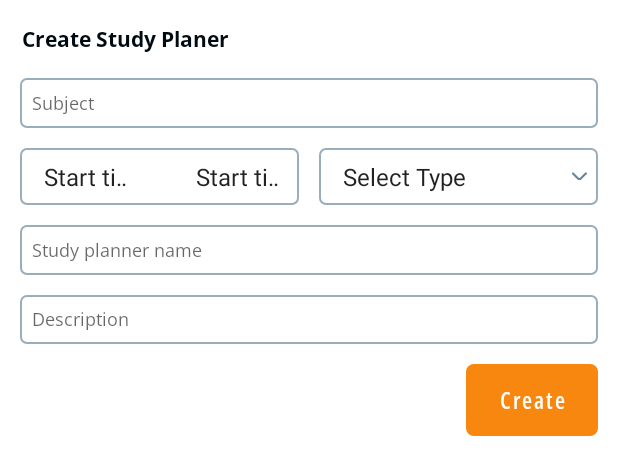
After one commit to jayaprasad356/breathe4school, an Android app: the layout add_study_planer.xml on its own in the app's theme, with its tools: preview values and no code run, on a phone screen of 412 x 824 dp. The commit adds this screen. Shown: the top 475 px of the screen. Run offline under Robolectric (Android 15) with nearby library versions, the phone set to English and light mode, and no system bars; network calls fail.

Commit message:
implementing study planer popup

```diff
--- a/app/src/main/java/com/app/b4s/view/CalendarFragment.java
+++ b/app/src/main/java/com/app/b4s/view/CalendarFragment.java
@@ -1,13 +1,20 @@
 package com.app.b4s.view;
 
+import static android.content.Context.LAYOUT_INFLATER_SERVICE;
 import static com.app.b4s.utilities.Constant.STATUS;
 
+import android.app.ActionBar;
+import android.app.Dialog;
+import android.content.Context;
 import android.graphics.Paint;
 import android.os.Bundle;
 import android.util.Log;
+import android.view.Gravity;
 import android.view.LayoutInflater;
 import android.view.View;
 import android.view.ViewGroup;
+import android.view.WindowManager;
+import android.widget.PopupWindow;
 import android.widget.Spinner;
 import android.widget.Toast;
 
@@ -47,6 +54,7 @@ public class CalendarFragment extends Fragment implements CalendarResponse {
     Session session;
     RecyclerView rcDailyTables, rcWeeklyTables;
     private Spinner spinner;
+    private PopupWindow popupWindow;
 
     public CalendarFragment() {
         // Required empty public constructor
@@ -59,17 +67,17 @@ public class CalendarFragment extends Fragment implements CalendarResponse {
         // Inflate the layout for this fragment
         binding = DataBindingUtil.inflate(inflater, R.layout.fragment_calendar, container, false);
         commonMethods = new CommonMethods();
-        session=new Session(getActivity());
+        session = new Session(getActivity());
         ICalendarController calendarController = new CalendarController(this);
         calendarController.loadTimeTable(getActivity());
         LinearLayoutManager dailyTimeTable = new LinearLayoutManager(getActivity());
-        LinearLayoutManager weeklyTimeTable=new LinearLayoutManager(getActivity());
-        rcDailyTables=binding.dailyRecycler;
-        rcWeeklyTables=binding.rcWeekly;
+        LinearLayoutManager weeklyTimeTable = new LinearLayoutManager(getActivity());
+        rcDailyTables = binding.dailyRecycler;
+        rcWeeklyTables = binding.rcWeekly;
         rcWeeklyTables.setLayoutManager(weeklyTimeTable);
         rcDailyTables.setLayoutManager(dailyTimeTable);
         loadDailyTimeTables();
-
+        binding.ivAddStudyPlaner.setOnClickListener(view -> showPopup());
         binding.tvWeekly.setOnClickListener(view -> {
             handleWeekly();
         });
@@ -79,6 +87,19 @@ public class CalendarFragment extends Fragment implements CalendarResponse {
 
 
         return binding.getRoot();
+    }
+
+    private void showPopup() {
+        Dialog dialog=new Dialog(getContext());
+        dialog.setContentView(R.layout.add_study_planer);
+        dialog.getWindow().setGravity(Gravity.CENTER);
+        dialog.setCancelable(true);
+        WindowManager.LayoutParams lp = new WindowManager.LayoutParams();
+        lp.copyFrom(dialog.getWindow().getAttributes());
+        lp.width = 1200;
+        lp.height = WindowManager.LayoutParams.WRAP_CONTENT;
+        dialog.getWindow().setAttributes(lp);
+        dialog.show();
     }
 
     private void handleDaily() {
@@ -125,6 +146,7 @@ public class CalendarFragment extends Fragment implements CalendarResponse {
     public void onFailure(String msg) {
 
     }
+
     private void loadDailyTimeTables() {
         String url = "http://143.244.132.170:3001/api/v1/timetable/getDailyTimetable/academicYearId/" +
                 session.getData(Constant.ACADEMIC_YEAR_ID) + "/schoolId/" + session.getData(Constant.SCHOOL_ID) +
@@ -144,7 +166,7 @@ public class CalendarFragment extends Fragment implements CalendarResponse {
                         JSONArray schedules = jsonObject2.getJSONArray(Constant.SCHEDULES);
                         JSONObject jsonObject3 = schedules.getJSONObject(0);
                         JSONArray lectures = jsonObject3.getJSONArray(Constant.LECTURES);
-                        Log.d("DAILY TIME TABLES",schedules.toString());
+                        Log.d("DAILY TIME TABLES", schedules.toString());
                         Gson g = new Gson();
                         ArrayList<DailyTimeTables> dailyTimeTables = new ArrayList<>();
                         for (int i = 0; i < lectures.length(); i++) {
@@ -168,6 +190,7 @@ public class CalendarFragment extends Fragment implements CalendarResponse {
         }, getActivity(), url, params, true, 0);
 
     }
+
     private void loadWeeklyTimeTables() {
         String url = "http://143.244.132.170:3001/api/v1/timetable/get/academicYearId/" +
                 session.getData(Constant.ACADEMIC_YEAR_ID) + "/schoolId/" + session.getData(Constant.SCHOOL_ID) +
@@ -187,7 +210,7 @@ public class CalendarFragment extends Fragment implements CalendarResponse {
                         JSONArray schedules = jsonObject2.getJSONArray(Constant.SCHEDULES);
                         JSONObject jsonObject3 = schedules.getJSONObject(0);
                         JSONArray lectures = jsonObject3.getJSONArray(Constant.LECTURES);
-                        Log.d("DAILY TIME TABLES",schedules.toString());
+                        Log.d("DAILY TIME TABLES", schedules.toString());
                         Gson g = new Gson();
                         ArrayList<WeeklyTimeTable> weeklyTimeTables = new ArrayList<>();
                         for (int i = 0; i < lectures.length(); i++) {
--- /dev/null
+++ b/app/src/main/res/drawable/study_bg.xml
@@ -0,0 +1,9 @@
+<?xml version="1.0" encoding="utf-8"?>
+<shape xmlns:android="http://schemas.android.com/apk/res/android"
+    android:shape="rectangle"
+    >
+    <stroke android:width="1.1dp"
+        android:color="#99ADBB">
+    </stroke>
+    <corners android:radius="4dp"/>
+</shape>
--- /dev/null
+++ b/app/src/main/res/layout/add_study_planer.xml
@@ -0,0 +1,180 @@
+<?xml version="1.0" encoding="utf-8"?>
+<LinearLayout xmlns:android="http://schemas.android.com/apk/res/android"
+    android:layout_width="match_parent"
+    android:layout_height="wrap_content"
+    android:orientation="vertical">
+
+    <TextView
+        android:layout_marginTop="@dimen/_10sdp"
+        android:id="@+id/title"
+        android:layout_width="match_parent"
+        android:layout_height="wrap_content"
+        android:layout_marginHorizontal="@dimen/_9sdp"
+        android:fontFamily="@font/open_sans_bold"
+        android:padding="@dimen/_2sdp"
+        android:text="@string/create_study_plan"
+        android:textColor="@color/black_text" />
+
+    <EditText
+        android:layout_width="match_parent"
+        android:layout_height="wrap_content"
+        android:layout_gravity="start"
+        android:layout_marginHorizontal="@dimen/_10sdp"
+        android:layout_marginTop="@dimen/_10sdp"
+        android:background="@drawable/study_bg"
+        android:fontFamily="@font/open_sans"
+        android:gravity="start"
+        android:padding="@dimen/_6sdp"
+        android:singleLine="true"
+        android:hint="@string/subject"
+        android:textColor="@color/time_txt_col"
+        android:textSize="12sp" />
+
+    <LinearLayout
+        android:layout_width="match_parent"
+        android:layout_height="wrap_content"
+        android:layout_marginHorizontal="@dimen/_10sdp"
+        android:layout_marginTop="@dimen/_10sdp"
+        android:orientation="horizontal"
+        android:weightSum="2">
+
+        <LinearLayout
+            android:layout_width="0dp"
+            android:layout_height="wrap_content"
+            android:layout_marginRight="@dimen/_5sdp"
+            android:layout_weight="1"
+            android:background="@drawable/study_bg"
+            android:orientation="horizontal">
+
+            <Spinner
+                android:id="@+id/spinnerST"
+                android:layout_width="wrap_content"
+                android:layout_height="wrap_content"
+                android:layout_gravity="center"
+                android:layout_weight="1"
+                android:background="@android:color/transparent"
+                android:entries="@array/Timings"
+                android:gravity="center"
+                android:padding="@dimen/_6sdp"
+                android:spinnerMode="dropdown" />
+
+            <ImageView
+                android:layout_width="@dimen/_10sdp"
+
+                android:layout_height="@dimen/_8sdp"
+                android:layout_gravity="center"
+                android:layout_weight="1"
+                android:padding="@dimen/_3sdp"
+                android:src="@drawable/down_arrow" />
+
+            <View
+                android:layout_width="0dp"
+
+                android:layout_height="0dp"
+                android:layout_weight="2" />
+
+            <Spinner
+                android:id="@+id/spinnerET"
+                android:layout_width="wrap_content"
+                android:layout_height="wrap_content"
+                android:layout_gravity="center"
+                android:layout_weight="1"
+                android:background="@android:color/transparent"
+                android:entries="@array/Timings"
+                android:gravity="center"
+                android:padding="@dimen/_6sdp"
+                android:spinnerMode="dropdown" />
+
+            <ImageView
+                android:layout_width="@dimen/_10sdp"
+
+                android:layout_height="@dimen/_8sdp"
+                android:layout_gravity="center"
+                android:layout_weight="1"
+                android:padding="@dimen/_3sdp"
+                android:src="@drawable/down_arrow" />
+        </LinearLayout>
+
+        <LinearLayout
+            android:layout_width="0dp"
+            android:layout_height="wrap_content"
+            android:layout_marginLeft="@dimen/_5sdp"
+            android:layout_weight="1"
+            android:background="@drawable/study_bg">
+
+            <Spinner
+                android:id="@+id/spinner"
+                android:layout_width="wrap_content"
+                android:layout_height="wrap_content"
+                android:layout_gravity="center"
+                android:layout_weight="4"
+                android:background="@android:color/transparent"
+                android:entries="@array/types"
+                android:gravity="center"
+                android:padding="@dimen/_6sdp"
+                android:spinnerMode="dropdown" />
+
+            <ImageView
+                android:layout_width="@dimen/_10sdp"
+                android:layout_height="@dimen/_10sdp"
+                android:layout_gravity="center"
+                android:layout_weight="1"
+                android:padding="@dimen/_3sdp"
+                android:src="@drawable/down_arrow" />
+        </LinearLayout>
+
+    </LinearLayout>
+
+    <EditText
+        android:layout_width="match_parent"
+        android:layout_height="wrap_content"
+        android:layout_gravity="start"
+        android:layout_marginHorizontal="@dimen/_10sdp"
+        android:layout_marginTop="@dimen/_10sdp"
+        android:background="@drawable/study_bg"
+        android:fontFamily="@font/open_sans"
+        android:gravity="start"
+        android:padding="@dimen/_6sdp"
+        android:singleLine="true"
+        android:hint="@string/study_planner_name"
+        android:textColor="@color/time_txt_col"
+        android:textSize="12sp" />
+
+    <EditText
+        android:layout_width="match_parent"
+        android:layout_height="@dimen/_25sdp"
+        android:layout_gravity="start"
+        android:layout_marginHorizontal="@dimen/_10sdp"
+        android:layout_marginTop="@dimen/_10sdp"
+        android:background="@drawable/study_bg"
+        android:fontFamily="@font/open_sans"
+        android:gravity="start"
+        android:padding="@dimen/_6sdp"
+        android:singleLine="true"
+        android:hint="@string/description"
+        android:textColor="@color/time_txt_col"
+        android:textSize="12sp" />
+
+    <LinearLayout
+        android:layout_width="wrap_content"
+        android:layout_height="wrap_content"
+        android:layout_gravity="right">
+
+        <com.google.android.material.button.MaterialButton
+            android:id="@+id/btnContinue"
+            android:layout_width="wrap_content"
+            android:layout_height="wrap_content"
+            android:layout_marginTop="@dimen/_10sdp"
+            android:background="@drawable/btn_corner"
+            android:enabled="true"
+            android:layout_marginBottom="@dimen/_10sdp"
+            android:fontFamily="@font/semibold"
+            android:padding="@dimen/_2sdp"
+            android:layout_marginHorizontal="@dimen/_10sdp"
+            android:text="@string/create"
+            android:textAllCaps="false"
+            android:textColor="@color/white"
+            android:textSize="@dimen/_12sdp" />
+
+    </LinearLayout>
+</LinearLayout>
--- a/app/src/main/res/layout/fragment_calendar.xml
+++ b/app/src/main/res/layout/fragment_calendar.xml
@@ -134,6 +134,7 @@
                     android:orientation="horizontal">
 
                     <ImageView
+                        android:id="@+id/ivAddStudyPlaner"
                         android:layout_width="@dimen/_16sdp"
                         android:layout_height="@dimen/_10sdp"
                         android:layout_gravity="center"
--- a/app/src/main/res/values/strings.xml
+++ b/app/src/main/res/values/strings.xml
@@ -106,9 +106,35 @@
     <string name="open_camera">Open Camera</string>
     <string name="choose_file">Choose file</string>
     <string name="you_have_successfully_submitted_the_homework">You Have successfully submitted the homework</string>
+    <string name="maths">Maths</string>
+    <string name="create_study_plan">Create Study Planer</string>
+    <string name="study_planner_name">Study planner name</string>
+    <string name="complete_chapter"><![CDATA[Complete Chapter 1 & 2]]></string>
+    <string name="create">Create</string>
+    <string name="subject">Subject</string>
+    <string name="description">Description</string>
 
     <string-array name="workinghour">
         <item>All</item>
 
     </string-array>
+    <string-array name="types">
+        <item>Select Type</item>
+        <item>Once</item>
+        <item>Everyday</item>
+    </string-array>
+    <string-array name="Timings">
+        <item>Start time</item>
+        <item>07:00 AM</item>
+        <item>08:00 AM</item>
+        <item>09:00 AM</item>
+        <item>10:00 AM</item>
+        <item>11:00 AM</item>
+        <item>12:00 PM</item>
+        <item>01:00 PM</item>
+        <item>02:00 PM</item>
+        <item>03:00 PM</item>
+        <item>04:00 PM</item>
+        <item>05:00 PM</item>
+    </string-array>
 </resources>
```
